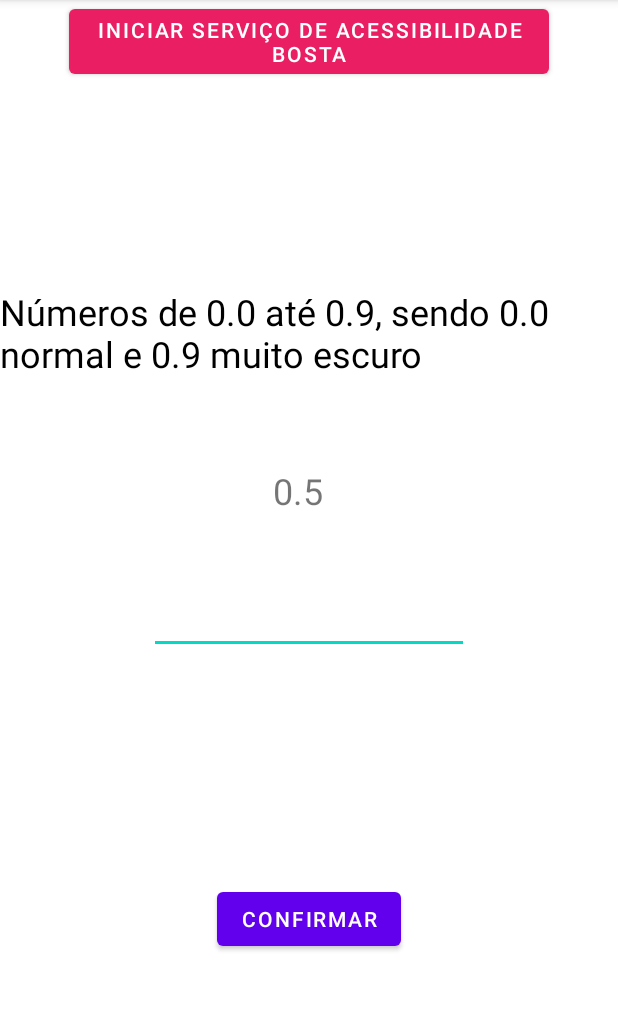
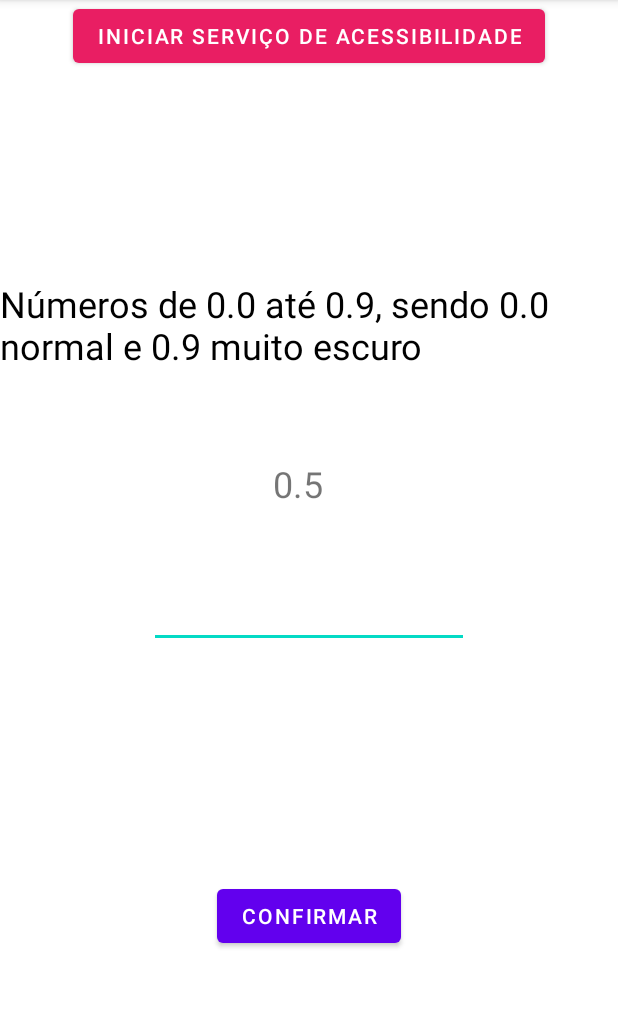
Before and after one commit to ulibte/SBDimmer, an Android app: the screen it shows after launch (MainActivity), on a phone screen of 412 x 824 dp, the part 84-1095 px from its top. Run offline under Robolectric (Android 15) with nearby library versions, the phone set to English and light mode, and no system bars; our stand-ins replace Dagger/Hilt's generated code.

Commit message:
Update activity_main.xml

```diff
--- a/app/src/main/res/layout/activity_main.xml
+++ b/app/src/main/res/layout/activity_main.xml
@@ -10,7 +10,7 @@
         android:id="@+id/bIniciar"
         android:layout_width="wrap_content"
         android:layout_height="wrap_content"
-        android:text="Iniciar serviço de acessibilidade bosta"
+        android:text="Iniciar serviço de acessibilidade"
         app:backgroundTint="#E91E63"
         app:layout_constraintEnd_toEndOf="parent"
         app:layout_constraintStart_toStartOf="parent"
```
